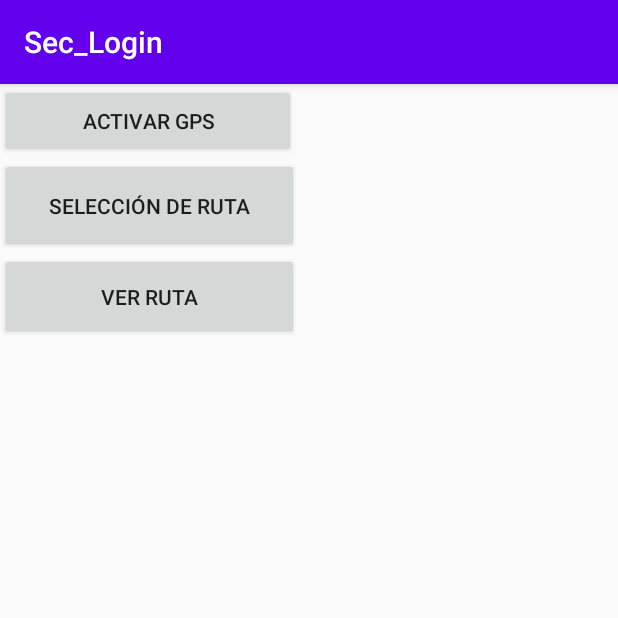
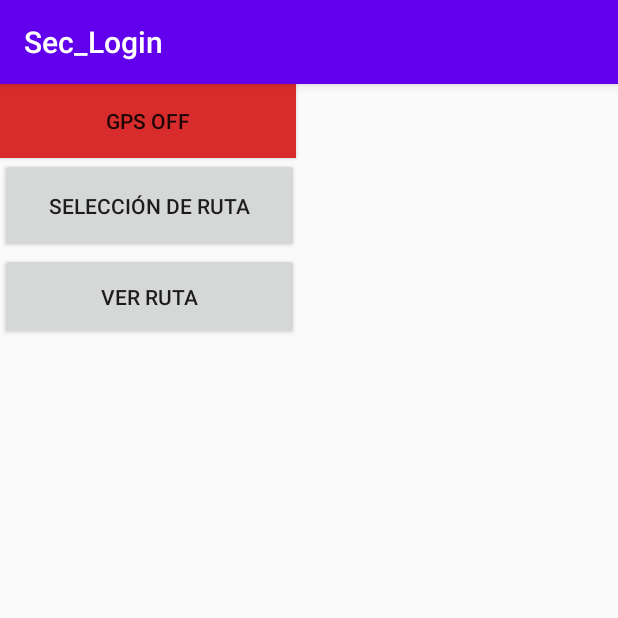
Before and after one commit to renzorh98/UbusApp, an Android app: the OperacionesActivity screen opened directly, with no data from a screen before it, on a phone screen of 412 x 824 dp, the top half of it. Run offline under Robolectric (Android 15) with nearby library versions, the phone set to English and light mode, and no system bars; our stand-ins replace Firebase (no records; nobody signed in at launch, a user with empty details on screens opened directly); libraries missing offline, so code that uses them is left out: com.facebook, com.facebook.login; 1 statement that could not run was skipped.

Commit message:
Ver Ruta completado

```diff
--- a/app/src/main/java/com/example/sec_login/OperacionesActivity.java
+++ b/app/src/main/java/com/example/sec_login/OperacionesActivity.java
@@ -12,8 +12,13 @@ import android.widget.ImageView;
 import android.widget.TextView;
 
 import com.facebook.login.widget.LoginButton;
+import com.google.firebase.auth.FirebaseAuth;
+import com.google.firebase.database.DatabaseReference;
+import com.google.firebase.database.FirebaseDatabase;
 
 public class OperacionesActivity extends AppCompatActivity {
+    private String ID;
+    private int tipoUsuario;
     /*PARTES VISTA*/
     private Button BActivarGPS;
     private Button BSeleccionRuta;
@@ -21,13 +26,19 @@ public class OperacionesActivity extends AppCompatActivity {
     /*FIN PARTES VISTA*/
     /*VARIABLES*/
     private LocationManager locationManager;
-    private int tipoUsuario;
+
     /*FIN VARIABLES*/
+    FirebaseAuth mAuth;
+    DatabaseReference mDatabase;
 
     @Override
     protected void onCreate(Bundle savedInstanceState) {
         super.onCreate(savedInstanceState);
         setContentView(R.layout.activity_operaciones);
+        mAuth = FirebaseAuth.getInstance();
+        mDatabase = FirebaseDatabase.getInstance().getReference();
+        ID=mAuth.getCurrentUser().getUid();
+
         tipoUsuario = this.getIntent().getExtras().getInt("tipoUsuario");
         locationManager=(LocationManager)getSystemService(LOCATION_SERVICE);
 
--- a/app/src/main/java/com/example/sec_login/rutaInterfaz.java
+++ b/app/src/main/java/com/example/sec_login/rutaInterfaz.java
@@ -244,7 +244,7 @@ public class rutaInterfaz extends FragmentActivity implements OnMapReadyCallback
                                     MarkerOptions markeroptions = new MarkerOptions();
                                     markeroptions.position(new LatLng(lat,lon)).title(
                                             ""+dataSnapshot2.child("email").getValue()).snippet(
-                                            "Unidad de transporte: "+dataSnapshot2.child("user").getValue()).icon(
+                                            "Unidad de transporte: "+dataSnapshot2.child("user").getValue()+"\nCompañia: "+dataSnapshot2.child("companya").getValue()).icon(
                                             BitmapDescriptorFactory.fromResource(R.drawable.bus));
                                     tmpMarker.add(gMap.addMarker(markeroptions));
                                 }
@@ -349,7 +349,7 @@ public class rutaInterfaz extends FragmentActivity implements OnMapReadyCallback
         String str[] = Sruta.split(";");
         ArrayList<BusPosition> ret = new ArrayList<>();
         ret.clear();
-        for(String s: str){
+            for(String s: str){
             BusPosition bp = new BusPosition();
             String aux[] = s.split(",");
             bp.setLatitud(Double.parseDouble(aux[0]));
--- a/app/src/main/res/layout/activity_operaciones.xml
+++ b/app/src/main/res/layout/activity_operaciones.xml
@@ -11,7 +11,8 @@
         android:id="@+id/ActivarGPS"
         android:layout_width="197dp"
         android:layout_height="49dp"
-        android:text="Activar GPS"
+        android:background="#D82C2C"
+        android:text="GPS Off"
         tools:layout_editor_absoluteX="36dp"
         tools:layout_editor_absoluteY="33dp" />
 
```
Also changed, not shown: app/src/main/res/layout/activity_ruta_interfaz.xml (+20 -12 lines).
